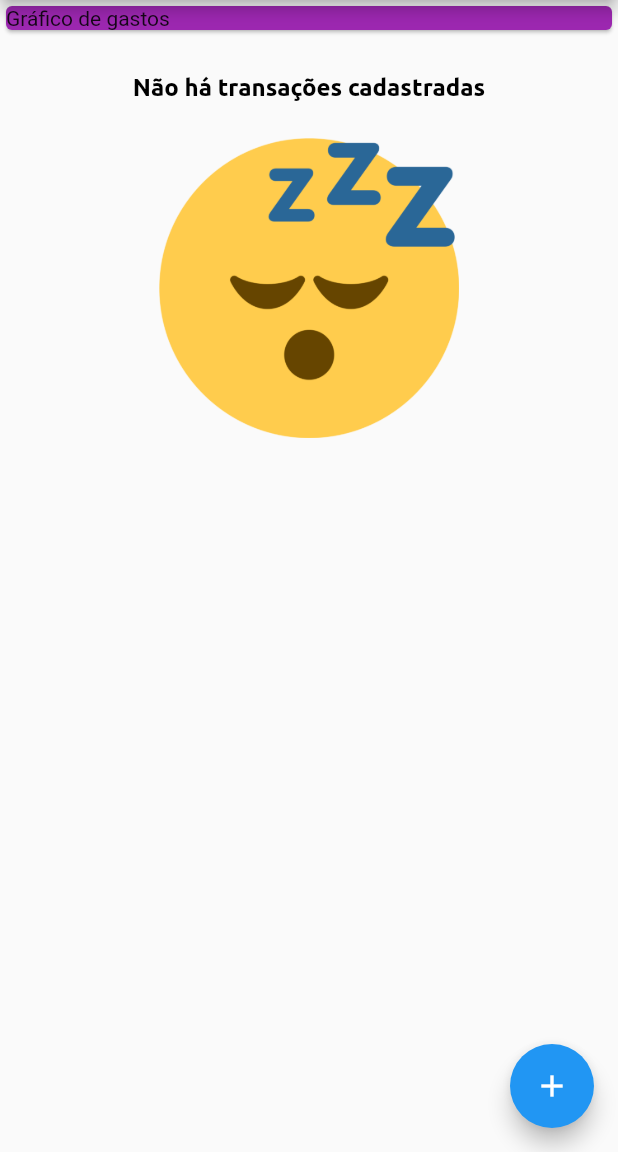
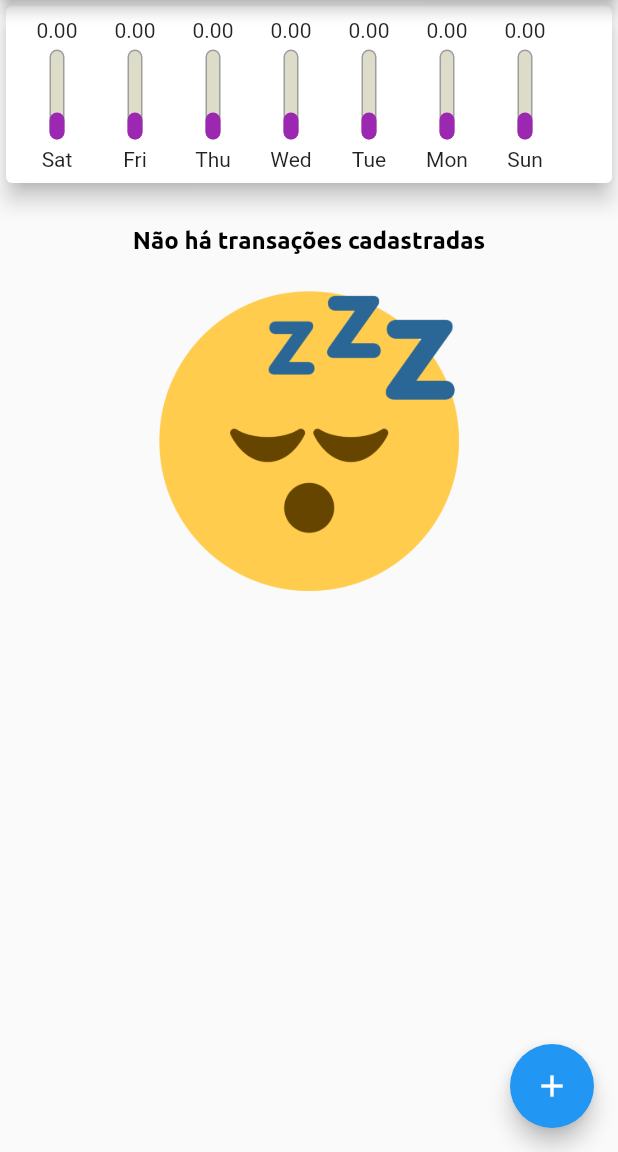
Before and after one commit to sophiecalixto/personal_expenses, a Flutter app: the screen it shows after launch, on a phone screen of 412 x 824 dp, the part 84-1236 px from its top. Run offline on Flutter 3.47's test engine with Material 2 defaults, Android fonts, the phone set to English and light mode, and no system bars.

Commit message:
feat: chart_widget and chart_bar

```diff
--- /dev/null
+++ b/lib/components/chart_bar.dart
@@ -0,0 +1,52 @@
+import 'package:flutter/material.dart';
+
+class ChartBar extends StatelessWidget {
+  final String label;
+  final double value;
+  final double percentage;
+
+  const ChartBar({
+    super.key,
+    required this.label,
+    required this.value,
+    required this.percentage,
+  });
+
+  @override
+  Widget build(BuildContext context) {
+    return Column(
+      children: [
+        Text(value.toStringAsFixed(2)),
+        const SizedBox(height: 5),
+        Container(
+          margin: const EdgeInsets.symmetric(horizontal: 21),
+          height: 60,
+          width: 10,
+          child: Stack(
+            alignment: Alignment.bottomCenter,
+            children: [
+              Container(
+                decoration: BoxDecoration(
+                  border: Border.all(color: Colors.grey),
+                  borderRadius: BorderRadius.circular(5),
+                  color: const Color.fromRGBO(220, 220, 200, 1),
+                ),
+              ),
+              FractionallySizedBox(
+                heightFactor: percentage,
+                child: Container(
+                  decoration: BoxDecoration(
+                    borderRadius: BorderRadius.circular(5),
+                    color: Theme.of(context).colorScheme.primary,
+                  ),
+                ),
+              ),
+            ],
+          ),
+        ),
+        const SizedBox(height: 5),
+        Text(label),
+      ],
+    );
+  }
+}
--- /dev/null
+++ b/lib/components/chart_widget.dart
@@ -0,0 +1,60 @@
+import 'package:flutter/material.dart';
+import 'package:intl/intl.dart';
+import 'package:personal_expenses/components/chart_bar.dart';
+import 'package:personal_expenses/models/transaction.dart';
+
+class ChartWidget extends StatelessWidget {
+  final List<Transaction> recentTransactions;
+
+  const ChartWidget({super.key, required this.recentTransactions});
+
+  List<Map<String, Object>> get groupedTransactions {
+    return List.generate(
+      7,
+      (index) {
+        final DateTime weekDay = DateTime.now().subtract(
+          Duration(days: index),
+        );
+
+        double totalSum = 0.0;
+
+        for (int i = 0; i < recentTransactions.length; i++) {
+          bool sameDay = recentTransactions[i].time.day == weekDay.day;
+          bool sameMonth = recentTransactions[i].time.month == weekDay.month;
+          bool sameYear = recentTransactions[i].time.year == weekDay.year;
+
+          if (sameDay && sameMonth && sameYear) {
+            totalSum += recentTransactions[i].value;
+          }
+        }
+
+        return {
+          'day': DateFormat.E().format(weekDay),
+          'value': totalSum,
+        };
+      },
+    );
+  }
+
+  @override
+  Widget build(BuildContext context) {
+    groupedTransactions;
+    return Card(
+      elevation: 6,
+      child: Padding(
+        padding: const EdgeInsets.all(8.0),
+        child: Row(
+          children: [
+            ...groupedTransactions.map(
+              (transaction) => ChartBar(
+                label: transaction['day'] as String,
+                value: transaction['value'] as double,
+                percentage: 0.3,
+              ),
+            ),
+          ],
+        ),
+      ),
+    );
+  }
+}
--- a/lib/main.dart
+++ b/lib/main.dart
@@ -1,4 +1,5 @@
 import 'package:flutter/material.dart';
+import 'package:personal_expenses/components/chart_widget.dart';
 import 'components/transaction_form.dart';
 import 'components/transaction_list.dart';
 import 'models/transaction.dart';
@@ -59,8 +60,19 @@ class MyHomePage extends StatefulWidget {
 }
 
 class _MyHomePageState extends State<MyHomePage> {
-  final List<Transaction> transactionList = [
-  ];
+  final List<Transaction> transactionList = [];
+
+  List<Transaction> get _recentTransactions {
+    return transactionList.where(
+      (element) {
+        return element.time.isAfter(
+          DateTime.now().subtract(
+            const Duration(days: 7),
+          ),
+        );
+      },
+    ).toList();
+  }
 
   void _addTransaction(String title, double value) {
     Transaction newTransaction = Transaction(
@@ -103,10 +115,7 @@ class _MyHomePageState extends State<MyHomePage> {
         child: Column(
           crossAxisAlignment: CrossAxisAlignment.stretch,
           children: [
-            const Card(
-              color: Colors.purple,
-              child: Text("Gráfico de gastos"),
-            ),
+            ChartWidget(recentTransactions: _recentTransactions),
             TransactionList(
               transactionList: transactionList,
             ),
```
